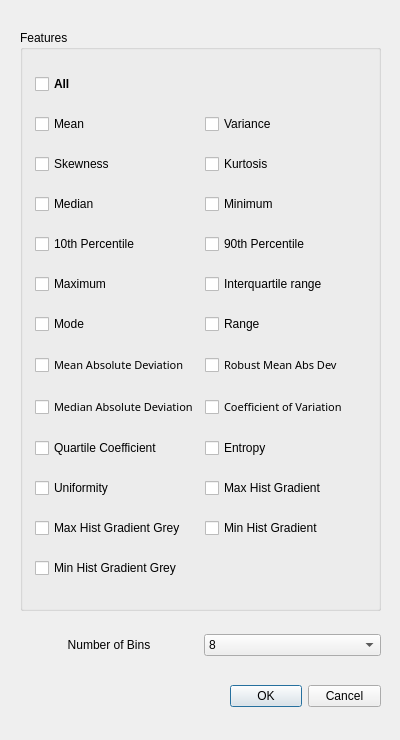
First picture: the form in platform/popup_Histogram.ui, repository Jiwon-Hwang/Radiomics-Feature-Extraction, before the edit.
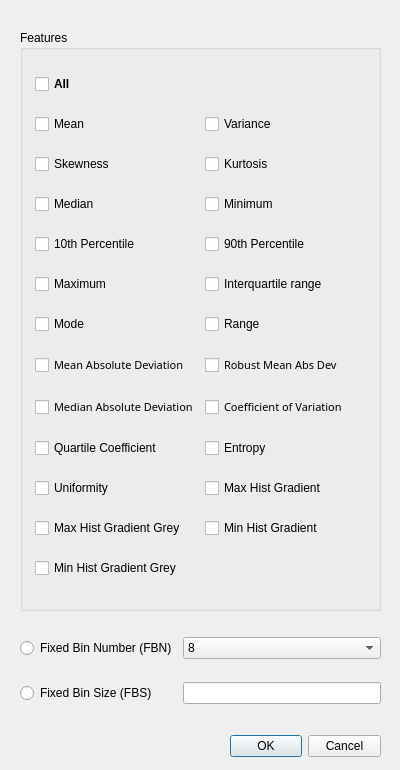
Second picture: the form after the edit.

Commit message: modify popup(FBN, FBS), add GLRLM

The edit to the form file:
```diff
--- a/platform/popup_Histogram.ui
+++ b/platform/popup_Histogram.ui
@@ -7,7 +7,7 @@
     <x>0</x>
     <y>0</y>
     <width>400</width>
-    <height>740</height>
+    <height>770</height>
    </rect>
   </property>
   <property name="sizePolicy">
@@ -23,7 +23,7 @@
    <property name="geometry">
     <rect>
      <x>230</x>
-     <y>680</y>
+     <y>730</y>
      <width>151</width>
      <height>32</height>
     </rect>
@@ -520,7 +520,7 @@
      <x>20</x>
      <y>620</y>
      <width>361</width>
-     <height>51</height>
+     <height>101</height>
     </rect>
    </property>
    <layout class="QGridLayout" name="gridLayout_2">
@@ -531,15 +531,16 @@
      <number>6</number>
     </property>
     <item row="0" column="0">
-     <widget class="QLabel" name="label_nBins">
-      <property name="layoutDirection">
-       <enum>Qt::LeftToRight</enum>
-      </property>
+     <widget class="QRadioButton" name="radioButton_FBN">
       <property name="text">
-       <string>Number of Bins</string>
+       <string>Fixed Bin Number (FBN)</string>
       </property>
-      <property name="alignment">
-       <set>Qt::AlignCenter</set>
+     </widget>
+    </item>
+    <item row="1" column="0">
+     <widget class="QRadioButton" name="radioButton_FBS">
+      <property name="text">
+       <string>Fixed Bin Size (FBS)</string>
       </property>
      </widget>
     </item>
@@ -591,6 +592,9 @@
       </item>
      </widget>
     </item>
+    <item row="1" column="1">
+     <widget class="QLineEdit" name="lineEdit_sBin"/>
+    </item>
    </layout>
   </widget>
  </widget>
```
The commit also changes 5 other files.
